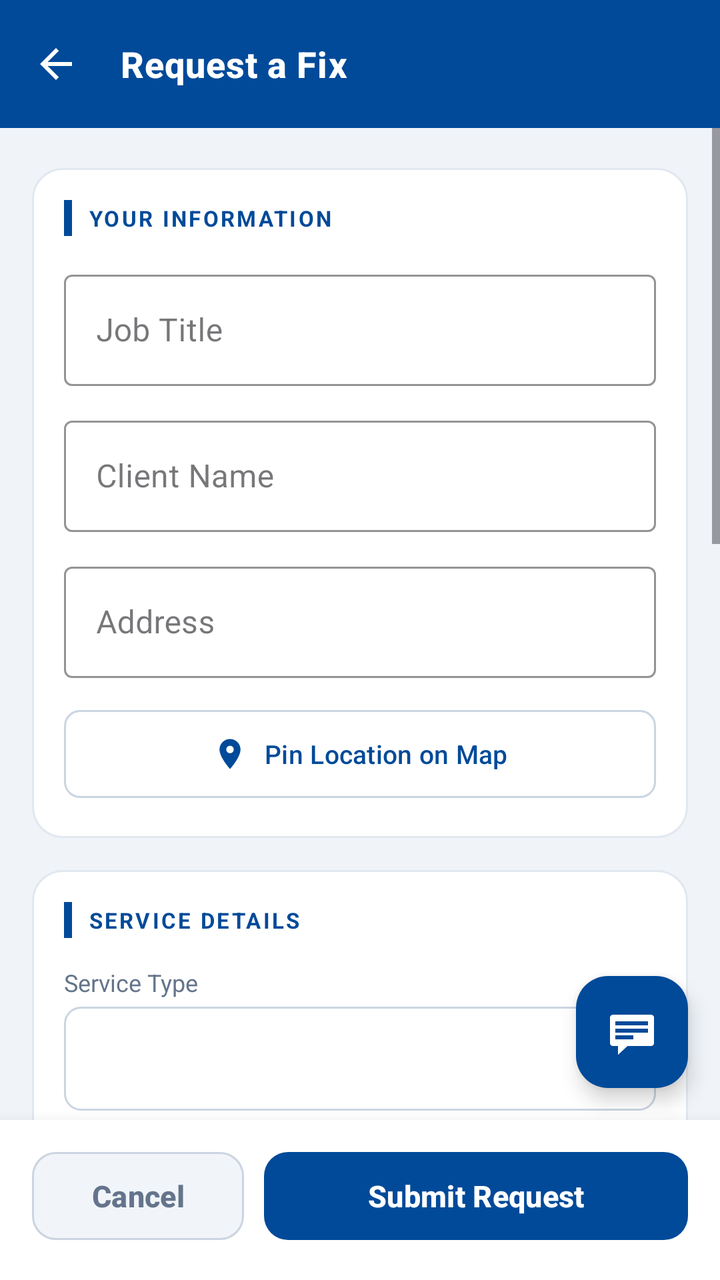
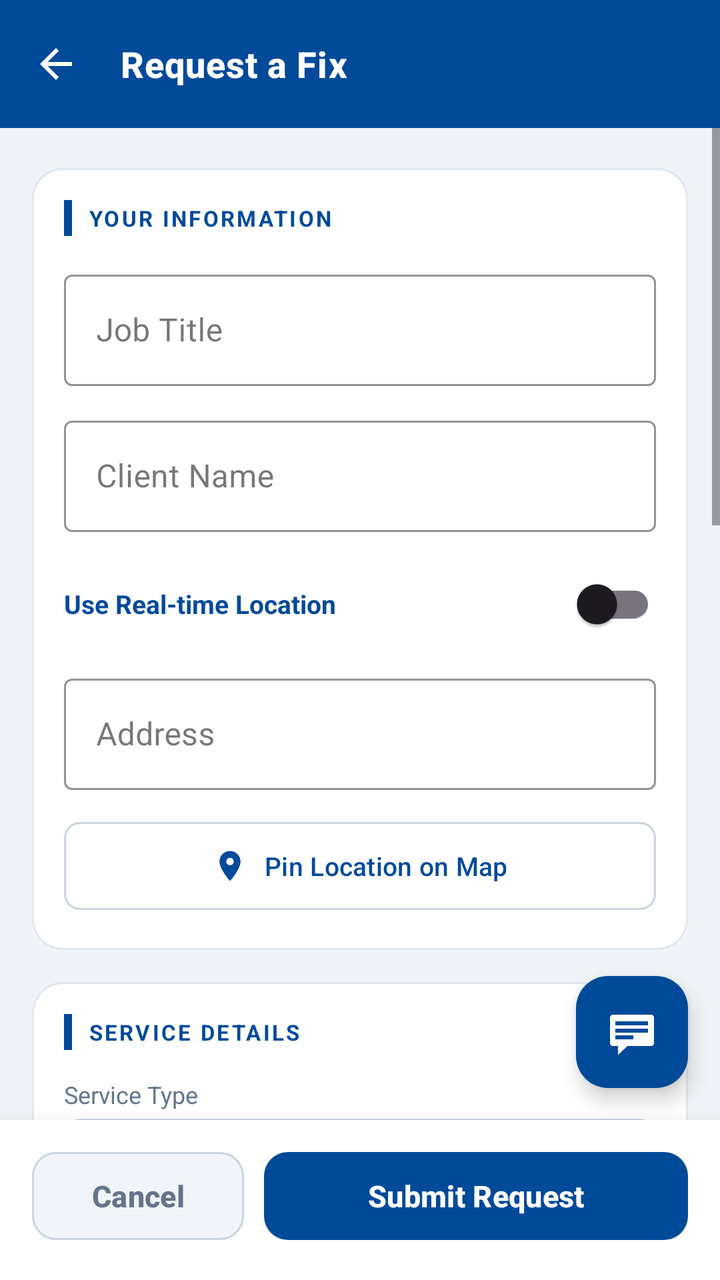

An Android layout rendered at two revisions. The XML below is the earlier revision; the diff shows what the commit changed to produce the second picture.
<!-- AndroidManifest.xml: application theme Theme.Newtacks -->
<!-- res/layout/activity_create_job.xml -->
<?xml version="1.0" encoding="utf-8"?>
<LinearLayout
    xmlns:android="http://schemas.android.com/apk/res/android"
    xmlns:app="http://schemas.android.com/apk/res-auto"
    android:layout_width="match_parent"
    android:layout_height="match_parent"
    android:orientation="vertical"
    android:background="#F0F4F8">

    
    <androidx.appcompat.widget.Toolbar
        android:id="@+id/toolbar"
        android:layout_width="match_parent"
        android:layout_height="?attr/actionBarSize"
        android:background="#004A99"
        android:elevation="4dp"
        app:title="Request a Fix"
        app:titleTextColor="#FFFFFF"
        app:titleTextAppearance="@style/ToolbarTitleStyle"
        app:navigationIcon="@drawable/ic_back"
        app:navigationContentDescription="Back" />

    
    <androidx.coordinatorlayout.widget.CoordinatorLayout
        android:layout_width="match_parent"
        android:layout_height="0dp"
        android:layout_weight="1">

        <ScrollView
            android:layout_width="match_parent"
            android:layout_height="match_parent"
            android:fillViewport="true">

            <LinearLayout
                android:layout_width="match_parent"
                android:layout_height="wrap_content"
                android:orientation="vertical"
                android:paddingStart="16dp"
                android:paddingEnd="16dp"
                android:paddingTop="20dp"
                android:paddingBottom="20dp">

            
            <LinearLayout
                android:layout_width="match_parent"
                android:layout_height="wrap_content"
                android:orientation="vertical"
                android:background="@drawable/bg_card"
                android:padding="16dp"
                android:layout_marginBottom="16dp">

                <LinearLayout
                    android:layout_width="match_parent"
                    android:layout_height="wrap_content"
                    android:orientation="horizontal"
                    android:gravity="center_vertical"
                    android:layout_marginBottom="14dp">

                    <View
                        android:layout_width="4dp"
                        android:layout_height="18dp"
                        android:background="#004A99"
                        android:layout_marginEnd="8dp" />

                    <TextView
                        android:layout_width="wrap_content"
                        android:layout_height="wrap_content"
                        android:text="@string/your_information"
                        android:textColor="#004A99"
                        android:textSize="11sp"
                        android:textStyle="bold"
                        android:letterSpacing="0.1" />
                </LinearLayout>

                <com.google.android.material.textfield.TextInputLayout
                    android:layout_width="match_parent"
                    android:layout_height="wrap_content"
                    android:hint="@string/job_title"
                    style="@style/Widget.MaterialComponents.TextInputLayout.OutlinedBox"
                    app:boxStrokeColor="#004A99"
                    app:hintTextColor="#004A99"
                    android:layout_marginBottom="12dp">
                    <com.google.android.material.textfield.TextInputEditText
                        android:id="@+id/etJobTitle"
                        android:layout_width="match_parent"
                        android:layout_height="wrap_content"
                        android:textColor="#1E293B" />
                </com.google.android.material.textfield.TextInputLayout>

                <com.google.android.material.textfield.TextInputLayout
                    android:layout_width="match_parent"
                    android:layout_height="wrap_content"
                    android:hint="@string/client_name"
                    style="@style/Widget.MaterialComponents.TextInputLayout.OutlinedBox"
                    app:boxStrokeColor="#004A99"
                    app:hintTextColor="#004A99"
                    android:layout_marginBottom="12dp">
                    <com.google.android.material.textfield.TextInputEditText
                        android:id="@+id/etClientName"
                        android:layout_width="match_parent"
                        android:layout_height="wrap_content"
                        android:textColor="#1E293B" />
                </com.google.android.material.textfield.TextInputLayout>

                <com.google.android.material.textfield.TextInputLayout
                    android:layout_width="match_parent"
                    android:layout_height="wrap_content"
                    android:hint="@string/address"
                    style="@style/Widget.MaterialComponents.TextInputLayout.OutlinedBox"
                    app:boxStrokeColor="#004A99"
                    app:hintTextColor="#004A99"
                    android:layout_marginBottom="12dp">
                    <com.google.android.material.textfield.TextInputEditText
                        android:id="@+id/etClientAddress"
                        android:layout_width="match_parent"
                        android:layout_height="wrap_content"
                        android:textColor="#1E293B" />
                </com.google.android.material.textfield.TextInputLayout>

                <com.google.android.material.button.MaterialButton
                    android:id="@+id/btnPickLocation"
                    android:layout_width="match_parent"
                    android:layout_height="52dp"
                    android:text="Pin Location on Map"
                    android:textColor="#004A99"
                    android:textSize="13sp"
                    app:backgroundTint="#FFFFFF"
                    app:strokeColor="#CBD5E1"
                    app:strokeWidth="1dp"
                    app:cornerRadius="8dp"
                    app:icon="@drawable/ic_location"
                    app:iconTint="#004A99"
                    app:iconGravity="textStart" />

            </LinearLayout>

            
            <LinearLayout
                android:layout_width="match_parent"
                android:layout_height="wrap_content"
                android:orientation="vertical"
                android:background="@drawable/bg_card"
                android:padding="16dp"
                android:layout_marginBottom="16dp">

                <LinearLayout
                    android:layout_width="match_parent"
                    android:layout_height="wrap_content"
                    android:orientation="horizontal"
                    android:gravity="center_vertical"
                    android:layout_marginBottom="14dp">

                    <View
                        android:layout_width="4dp"
                        android:layout_height="18dp"
                        android:background="#004A99"
                        android:layout_marginEnd="8dp" />

                    <TextView
                        android:layout_width="wrap_content"
                        android:layout_height="wrap_content"
                        android:text="@string/service_details"
                        android:textColor="#004A99"
                        android:textSize="11sp"
                        android:textStyle="bold"
                        android:letterSpacing="0.1" />
                </LinearLayout>

                <TextView
                    android:layout_width="wrap_content"
                    android:layout_height="wrap_content"
                    android:text="@string/service_type"
                    android:textColor="#64748B"
                    android:textSize="12sp"
                    android:layout_marginBottom="4dp" />

                <Spinner
                    android:id="@+id/spinnerServiceType"
                    android:layout_width="match_parent"
                    android:layout_height="52dp"
                    android:background="@drawable/bg_spinner_improved"
                    android:paddingStart="14dp"
                    android:paddingEnd="14dp"
                    android:layout_marginBottom="14dp" />

                
                <LinearLayout
                    android:layout_width="match_parent"
                    android:layout_height="wrap_content"
                    android:orientation="horizontal"
                    android:baselineAligned="false"
                    android:layout_marginBottom="14dp">

                    <LinearLayout
                        android:layout_width="0dp"
                        android:layout_height="wrap_content"
                        android:layout_weight="1"
                        android:orientation="vertical"
                        android:layout_marginEnd="8dp">

                        <TextView
                            android:layout_width="wrap_content"
                            android:layout_height="wrap_content"
                            android:text="@string/date"
                            android:textColor="#64748B"
                            android:textSize="12sp"
                            android:layout_marginBottom="4dp" />

                        <com.google.android.material.button.MaterialButton
                            android:id="@+id/btnSelectDate"
                            android:layout_width="match_parent"
                            android:layout_height="52dp"
                            android:text="@string/select_date"
                            android:textColor="#64748B"
                            android:textSize="13sp"
                            app:backgroundTint="#FFFFFF"
                            app:strokeColor="#CBD5E1"
                            app:strokeWidth="1dp"
                            app:cornerRadius="8dp"
                            app:icon="@drawable/ic_calendar"
                            app:iconTint="#004A99"
                            app:iconGravity="end" />
                    </LinearLayout>

                    <LinearLayout
                        android:layout_width="0dp"
                        android:layout_height="wrap_content"
                        android:layout_weight="1"
                        android:orientation="vertical">

                        <TextView
                            android:layout_width="wrap_content"
                            android:layout_height="wrap_content"
                            android:text="@string/time"
                            android:textColor="#64748B"
                            android:textSize="12sp"
                            android:layout_marginBottom="4dp" />

                        <com.google.android.material.button.MaterialButton
                            android:id="@+id/btnSelectTime"
                            android:layout_width="match_parent"
                            android:layout_height="52dp"
                            android:text="@string/select_time"
                            android:textColor="#64748B"
                            android:textSize="13sp"
                            app:backgroundTint="#FFFFFF"
                            app:strokeColor="#CBD5E1"
                            app:strokeWidth="1dp"
                            app:cornerRadius="8dp"
                            app:icon="@drawable/ic_time"
                            app:iconTint="#004A99"
                            app:iconGravity="end" />
                    </LinearLayout>
                </LinearLayout>

                <com.google.android.material.textfield.TextInputLayout
                    android:layout_width="match_parent"
                    android:layout_height="wrap_content"
                    android:hint="@string/estimated_duration"
                    style="@style/Widget.MaterialComponents.TextInputLayout.OutlinedBox"
                    app:boxStrokeColor="#004A99"
                    app:hintTextColor="#004A99">
                    <com.google.android.material.textfield.TextInputEditText
                        android:id="@+id/etDuration"
                        android:layout_width="match_parent"
                        android:layout_height="wrap_content"
                        android:inputType="numberDecimal"
                        android:textColor="#1E293B" />
                </com.google.android.material.textfield.TextInputLayout>

            </LinearLayout>

            
            <LinearLayout
                android:layout_width="match_parent"
                android:layout_height="wrap_content"
                android:orientation="vertical"
                android:background="@drawable/bg_card"
                android:padding="16dp"
                android:layout_marginBottom="16dp">

                <LinearLayout
                    android:layout_width="match_parent"
                    android:layout_height="wrap_content"
                    android:orientation="horizontal"
                    android:gravity="center_vertical"
                    android:layout_marginBottom="14dp">

                    <View
                        android:layout_width="4dp"
                        android:layout_height="18dp"
                        android:background="#004A99"
                        android:layout_marginEnd="8dp" />

                    <TextView
                        android:layout_width="wrap_content"
                        android:layout_height="wrap_content"
                        android:text="@string/payment"
                        android:textColor="#004A99"
                        android:textSize="11sp"
                        android:textStyle="bold"
                        android:letterSpacing="0.1" />
                </LinearLayout>

                <com.google.android.material.textfield.TextInputLayout
                    android:layout_width="match_parent"
                    android:layout_height="wrap_content"
                    android:hint="@string/offer_amount"
                    style="@style/Widget.MaterialComponents.TextInputLayout.OutlinedBox"
                    app:boxStrokeColor="#004A99"
                    app:hintTextColor="#004A99"
                    app:prefixText="₱ ">
                    <com.google.android.material.textfield.TextInputEditText
                        android:id="@+id/etOfferAmount"
                        android:layout_width="match_parent"
                        android:layout_height="wrap_content"
                        android:inputType="numberDecimal"
                        android:textColor="#1E293B" />
                </com.google.android.material.textfield.TextInputLayout>

            </LinearLayout>

            
            <LinearLayout
                android:layout_width="match_parent"
                android:layout_height="wrap_content"
                android:orientation="vertical"
                android:background="@drawable/bg_card"
                android:padding="16dp"
                android:layout_marginBottom="16dp">

                <LinearLayout
                    android:layout_width="match_parent"
                    android:layout_height="wrap_content"
                    android:orientation="horizontal"
                    android:gravity="center_vertical"
                    android:layout_marginBottom="14dp">

                    <View
                        android:layout_width="4dp"
                        android:layout_height="18dp"
                        android:background="#004A99"
                        android:layout_marginEnd="8dp" />

                    <TextView
                        android:layout_width="wrap_content"
                        android:layout_height="wrap_content"
                        android:text="PHOTOS"
                        android:textColor="#004A99"
                        android:textSize="11sp"
                        android:textStyle="bold"
                        android:letterSpacing="0.1" />
                </LinearLayout>

                <HorizontalScrollView
                    android:layout_width="match_parent"
                    android:layout_height="wrap_content"
                    android:scrollbars="none"
                    android:layout_marginBottom="12dp">
                    <LinearLayout
                        android:id="@+id/layoutImages"
                        android:layout_width="wrap_content"
                        android:layout_height="wrap_content"
                        android:orientation="horizontal">
                        
                    </LinearLayout>
                </HorizontalScrollView>

                <com.google.android.material.button.MaterialButton
                    android:id="@+id/btnAddPhoto"
                    android:layout_width="wrap_content"
                    android:layout_height="wrap_content"
                    android:text="Add Photo"
                    app:icon="@drawable/ic_camera"
                    style="@style/Widget.MaterialComponents.Button.TextButton"
                    android:textColor="#004A99"
                    app:iconTint="#004A99"/>
            </LinearLayout>

            
            <LinearLayout
                android:layout_width="match_parent"
                android:layout_height="wrap_content"
                android:orientation="vertical"
                android:background="@drawable/bg_card"
                android:padding="16dp"
                android:layout_marginBottom="8dp">

                <LinearLayout
                    android:layout_width="match_parent"
                    android:layout_height="wrap_content"
                    android:orientation="horizontal"
                    android:gravity="center_vertical"
                    android:layout_marginBottom="14dp">

                    <View
                        android:layout_width="4dp"
                        android:layout_height="18dp"
                        android:background="#004A99"
                        android:layout_marginEnd="8dp" />

                    <TextView
                        android:layout_width="wrap_content"
                        android:layout_height="wrap_content"
                        android:text="@string/description"
                        android:textColor="#004A99"
                        android:textSize="11sp"
                        android:textStyle="bold"
                        android:letterSpacing="0.1" />
                </LinearLayout>

                <com.google.android.material.textfield.TextInputLayout
                    android:layout_width="match_parent"
                    android:layout_height="wrap_content"
                    android:hint="@string/describe_job"
                    style="@style/Widget.MaterialComponents.TextInputLayout.OutlinedBox"
                    app:boxStrokeColor="#004A99"
                    app:hintTextColor="#004A99">
                    <com.google.android.material.textfield.TextInputEditText
                        android:id="@+id/etDescription"
                        android:layout_width="match_parent"
                        android:layout_height="120dp"
                        android:gravity="top|start"
                        android:inputType="textMultiLine"
                        android:textColor="#1E293B" />
                </com.google.android.material.textfield.TextInputLayout>

            </LinearLayout>

        </LinearLayout>
    </ScrollView>

    <com.google.android.material.floatingactionbutton.FloatingActionButton
        android:id="@+id/fabChat"
        android:layout_width="wrap_content"
        android:layout_height="wrap_content"
        android:layout_gravity="bottom|end"
        android:layout_margin="16dp"
        android:src="@android:drawable/stat_notify_chat"
        app:backgroundTint="#004A99"
        app:tint="@android:color/white"
        android:contentDescription="Chat with AI" />

    </androidx.coordinatorlayout.widget.CoordinatorLayout>

    
    <LinearLayout
        android:layout_width="match_parent"
        android:layout_height="wrap_content"
        android:orientation="horizontal"
        android:paddingStart="16dp"
        android:paddingEnd="16dp"
        android:paddingTop="12dp"
        android:paddingBottom="16dp"
        android:background="#FFFFFF"
        android:elevation="12dp">

        <com.google.android.material.button.MaterialButton
            android:id="@+id/btnCancel"
            android:layout_width="0dp"
            android:layout_height="52dp"
            android:layout_weight="1"
            android:text="@string/cancel"
            android:textColor="#64748B"
            android:textSize="15sp"
            android:textStyle="bold"
            android:layout_marginEnd="10dp"
            app:backgroundTint="#F1F5F9"
            app:cornerRadius="12dp"
            app:strokeColor="#CBD5E1"
            app:strokeWidth="1dp" />

        <com.google.android.material.button.MaterialButton
            android:id="@+id/btnSubmit"
            android:layout_width="0dp"
            android:layout_height="52dp"
            android:layout_weight="2"
            android:text="@string/submit_request"
            android:textColor="#FFFFFF"
            android:textSize="15sp"
            android:textStyle="bold"
            app:backgroundTint="#004A99"
            app:cornerRadius="12dp" />

    </LinearLayout>

</LinearLayout>
<!-- resources referenced by this layout -->
<resources>
  <!-- drawable bg_card (drawable) -->
  <?xml version="1.0" encoding="utf-8"?>
  <shape xmlns:android="http://schemas.android.com/apk/res/android"
      android:shape="rectangle">
      <solid android:color="#FFFFFF" />
      <corners android:radius="15dp" />
      <stroke android:width="1dp" android:color="#E2E8F0" />
  </shape>
  <!-- drawable bg_spinner_improved (drawable) -->
  <?xml version="1.0" encoding="utf-8"?>
  <shape xmlns:android="http://schemas.android.com/apk/res/android"
      android:shape="rectangle">
      <solid android:color="#FFFFFF" />
      <corners android:radius="8dp" />
      <stroke android:width="1dp" android:color="#CBD5E1" />
  </shape>
  <!-- drawable ic_back (drawable) -->
  <?xml version="1.0" encoding="utf-8"?>
  <vector xmlns:android="http://schemas.android.com/apk/res/android"
      android:width="24dp"
      android:height="24dp"
      android:viewportWidth="24"
      android:viewportHeight="24">
      <path
          android:fillColor="#FFFFFF"
          android:pathData="M20,11H7.83l5.59,-5.59L12,4l-8,8 8,8 1.41,-1.41L7.83,13H20v-2z"/>
  </vector>
  <!-- drawable ic_calendar (drawable) -->
  <?xml version="1.0" encoding="utf-8"?>
  <vector xmlns:android="http://schemas.android.com/apk/res/android"
      android:width="24dp"
      android:height="24dp"
      android:viewportWidth="24"
      android:viewportHeight="24">
      <path
          android:fillColor="#000000"
          android:pathData="M19,3h-1V1h-2v2H8V1H6v2H5C3.89,3 3,3.9 3,5v14c0,1.1 0.89,2 2,2h14c1.1,0 2,-0.9 2,-2V5C21,3.9 20.1,3 19,3zM19,19H5V8h14V19zM7,10h5v5H7z"/>
  </vector>
  <!-- drawable ic_location (drawable) -->
  <?xml version="1.0" encoding="utf-8"?>
  <vector xmlns:android="http://schemas.android.com/apk/res/android"
      android:width="24dp"
      android:height="24dp"
      android:viewportWidth="24"
      android:viewportHeight="24">
      <path
          android:fillColor="#FFFFFF"
          android:pathData="M12,2C8.13,2 5,5.13 5,9c0,5.25 7,13 7,13s7-7.75 7-13C19,5.13 15.87,2 12,2zM12,11.5c-1.38,0-2.5-1.12-2.5-2.5s1.12-2.5 2.5-2.5 2.5,1.12 2.5,2.5-1.12,2.5-2.5,2.5z"/>
  </vector>
  <!-- drawable ic_time (drawable) -->
  <?xml version="1.0" encoding="utf-8"?>
  <vector xmlns:android="http://schemas.android.com/apk/res/android"
      android:width="24dp"
      android:height="24dp"
      android:viewportWidth="24"
      android:viewportHeight="24">
      <path
          android:fillColor="#000000"
          android:pathData="M11.99,2C6.47,2 2,6.48 2,12s4.47,10 9.99,10C17.52,22 22,17.52 22,12S17.52,2 11.99,2zM12,20c-4.42,0 -8,-3.58 -8,-8s3.58,-8 8,-8 8,3.58 8,8 -3.58,8 -8,8zM12.5,7H11v6l5.25,3.15 0.75,-1.23 -4.5,-2.67z"/>
  </vector>
  <string name="address">Address</string>
  <string name="cancel">Cancel</string>
  <string name="client_name">Client Name</string>
  <string name="date">Date</string>
  <string name="describe_job">Describe the job in detail...</string>
  <string name="description">DESCRIPTION</string>
  <string name="estimated_duration">Estimated Duration (Hours)</string>
  <string name="job_title">Job Title</string>
  <string name="offer_amount">Offer Amount</string>
  <string name="payment">PAYMENT</string>
  <string name="select_date">Select Date</string>
  <string name="select_time">Select Time</string>
  <string name="service_details">SERVICE DETAILS</string>
  <string name="service_type">Service Type</string>
  <string name="submit_request">Submit Request</string>
  <string name="time">Time</string>
  <string name="your_information">YOUR INFORMATION</string>
  <style name="ToolbarTitleStyle" parent="TextAppearance.Widget.AppCompat.Toolbar.Title">
          <item name="android:textSize">18sp</item>
          <item name="android:textStyle">bold</item>
          <item name="android:letterSpacing">0.02</item>
      </style>
  <style name="Theme.Newtacks" parent="Base.Theme.Newtacks" />
  <!-- unchanged entries left out for length: 2 -->
</resources>

<!-- the commit's change to res/layout/activity_create_job.xml (unified diff, before → after) -->
@@ -101,6 +101,28 @@
                         android:layout_height="wrap_content"
                         android:textColor="#1E293B" />
                 </com.google.android.material.textfield.TextInputLayout>
+
+                <LinearLayout
+                    android:layout_width="match_parent"
+                    android:layout_height="wrap_content"
+                    android:orientation="horizontal"
+                    android:gravity="center_vertical"
+                    android:layout_marginBottom="8dp">
+
+                    <TextView
+                        android:layout_width="0dp"
+                        android:layout_height="wrap_content"
+                        android:layout_weight="1"
+                        android:text="Use Real-time Location"
+                        android:textColor="#004A99"
+                        android:textStyle="bold"
+                        android:textSize="13sp" />
+
+                    <com.google.android.material.switchmaterial.SwitchMaterial
+                        android:id="@+id/switchRealTimeLocation"
+                        android:layout_width="wrap_content"
+                        android:layout_height="wrap_content" />
+                </LinearLayout>
 
                 <com.google.android.material.textfield.TextInputLayout
                     android:layout_width="match_parent"
